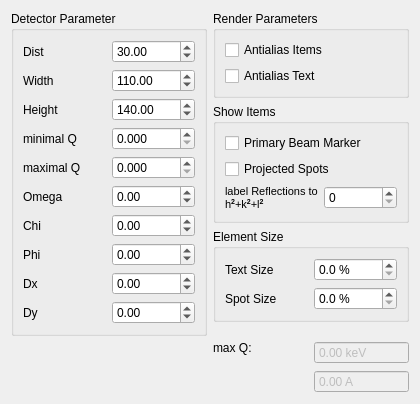
Old version of the form ui/laueplanecfg.ui in the repository jonasstein/clip.
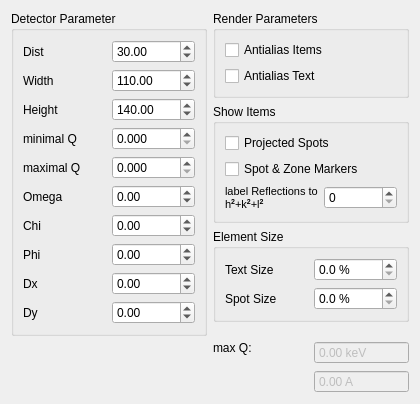
New version of the form. Icons and pictures are not drawn.

Patch:
```diff
--- a/ui/laueplanecfg.ui
+++ b/ui/laueplanecfg.ui
@@ -315,16 +315,16 @@
        </property>
        <layout class="QVBoxLayout" name="verticalLayout_2">
         <item>
-         <widget class="QCheckBox" name="detPrimaryMarkerEnabled">
+         <widget class="QCheckBox" name="detSpotsEnabled">
           <property name="text">
-           <string>Primary Beam Marker</string>
+           <string>Projected Spots</string>
           </property>
          </widget>
         </item>
         <item>
-         <widget class="QCheckBox" name="detSpotsEnabled">
+         <widget class="QCheckBox" name="detMarkersEnabled">
           <property name="text">
-           <string>Projected Spots</string>
+           <string>Spot &amp;&amp; Zone Markers</string>
           </property>
          </widget>
         </item>
```
